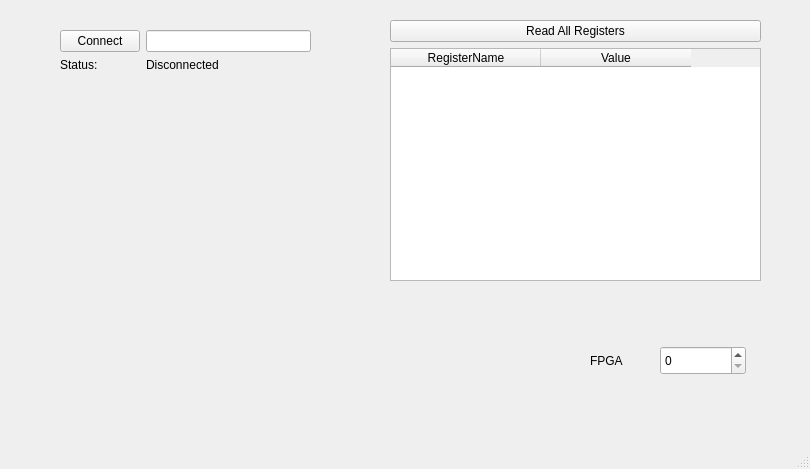
This is python/interface.ui in UVaHEP/Mu2ePade as Qt 5 draws it before an edit. The edited form follows.
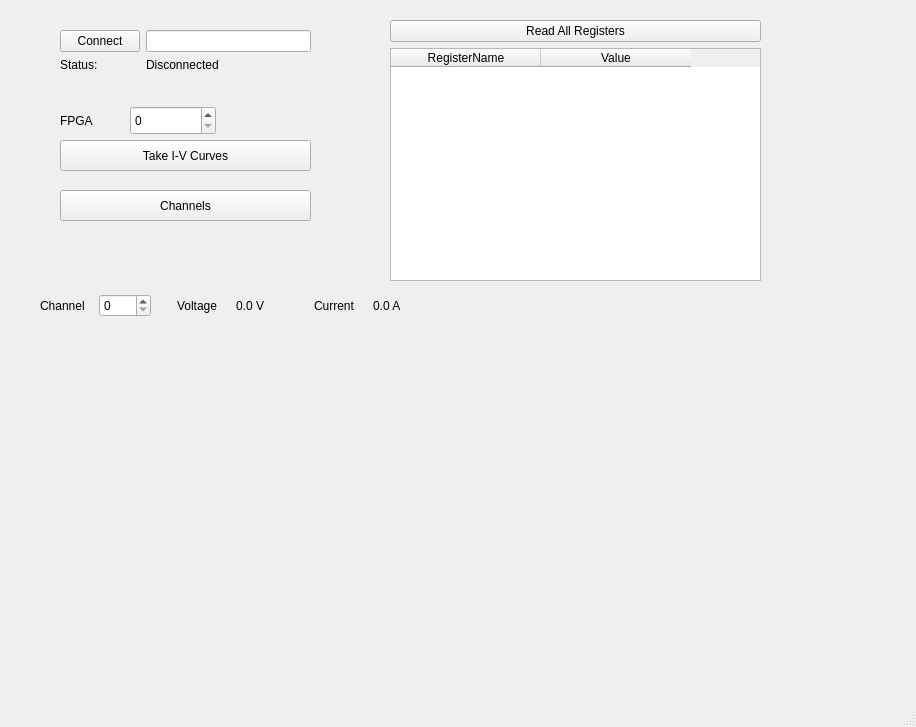
This is the edited form.

Commit message: Added current reading, working on channels

```diff
--- a/python/interface.ui
+++ b/python/interface.ui
@@ -6,8 +6,8 @@
    <rect>
     <x>0</x>
     <y>0</y>
-    <width>810</width>
-    <height>469</height>
+    <width>916</width>
+    <height>727</height>
    </rect>
   </property>
   <property name="windowTitle">
@@ -17,12 +17,15 @@
    <widget class="QSpinBox" name="fpgaBox">
     <property name="geometry">
      <rect>
-      <x>660</x>
-      <y>346</y>
+      <x>130</x>
+      <y>106</y>
       <width>86</width>
       <height>29</height>
      </rect>
     </property>
+    <property name="maximum">
+     <number>3</number>
+    </property>
    </widget>
    <widget class="QWidget" name="formLayoutWidget">
     <property name="geometry">
@@ -117,8 +120,8 @@
    <widget class="QLabel" name="label">
     <property name="geometry">
      <rect>
-      <x>590</x>
-      <y>350</y>
+      <x>60</x>
+      <y>110</y>
       <width>59</width>
       <height>21</height>
      </rect>
@@ -127,6 +130,112 @@
      <string>FPGA</string>
     </property>
    </widget>
+   <widget class="QPushButton" name="IVBtn">
+    <property name="geometry">
+     <rect>
+      <x>60</x>
+      <y>140</y>
+      <width>251</width>
+      <height>31</height>
+     </rect>
+    </property>
+    <property name="text">
+     <string>Take I-V Curves</string>
+    </property>
+   </widget>
+   <widget class="QPushButton" name="channelBtn">
+    <property name="geometry">
+     <rect>
+      <x>60</x>
+      <y>190</y>
+      <width>251</width>
+      <height>31</height>
+     </rect>
+    </property>
+    <property name="text">
+     <string>Channels</string>
+    </property>
+   </widget>
+   <widget class="QWidget" name="horizontalLayoutWidget">
+    <property name="geometry">
+     <rect>
+      <x>40</x>
+      <y>290</y>
+      <width>385</width>
+      <height>31</height>
+     </rect>
+    </property>
+    <layout class="QHBoxLayout" name="horizontalLayout">
+     <item>
+      <widget class="QLabel" name="ChLabel">
+       <property name="text">
+        <string>Channel</string>
+       </property>
+      </widget>
+     </item>
+     <item>
+      <widget class="QSpinBox" name="chSpinBox">
+       <property name="maximum">
+        <number>15</number>
+       </property>
+      </widget>
+     </item>
+     <item>
+      <spacer name="verticalSpacer">
+       <property name="orientation">
+        <enum>Qt::Vertical</enum>
+       </property>
+       <property name="sizeHint" stdset="0">
+        <size>
+         <width>20</width>
+         <height>40</height>
+        </size>
+       </property>
+      </spacer>
+     </item>
+     <item>
+      <widget class="QLabel" name="VLabel">
+       <property name="text">
+        <string>Voltage</string>
+       </property>
+      </widget>
+     </item>
+     <item>
+      <widget class="QLabel" name="CVLbl">
+       <property name="text">
+        <string>0.0 V</string>
+       </property>
+      </widget>
+     </item>
+     <item>
+      <spacer name="verticalSpacer_2">
+       <property name="orientation">
+        <enum>Qt::Vertical</enum>
+       </property>
+       <property name="sizeHint" stdset="0">
+        <size>
+         <width>20</width>
+         <height>40</height>
+        </size>
+       </property>
+      </spacer>
+     </item>
+     <item>
+      <widget class="QLabel" name="ILabel">
+       <property name="text">
+        <string>Current</string>
+       </property>
+      </widget>
+     </item>
+     <item>
+      <widget class="QLabel" name="CILbl">
+       <property name="text">
+        <string>0.0 A</string>
+       </property>
+      </widget>
+     </item>
+    </layout>
+   </widget>
   </widget>
   <widget class="QMenuBar" name="menubar">
    <property name="geometry">
```
Left out of the diff: 2 changed lines with no effect on the pictures. The commit also changes 3 other files.
